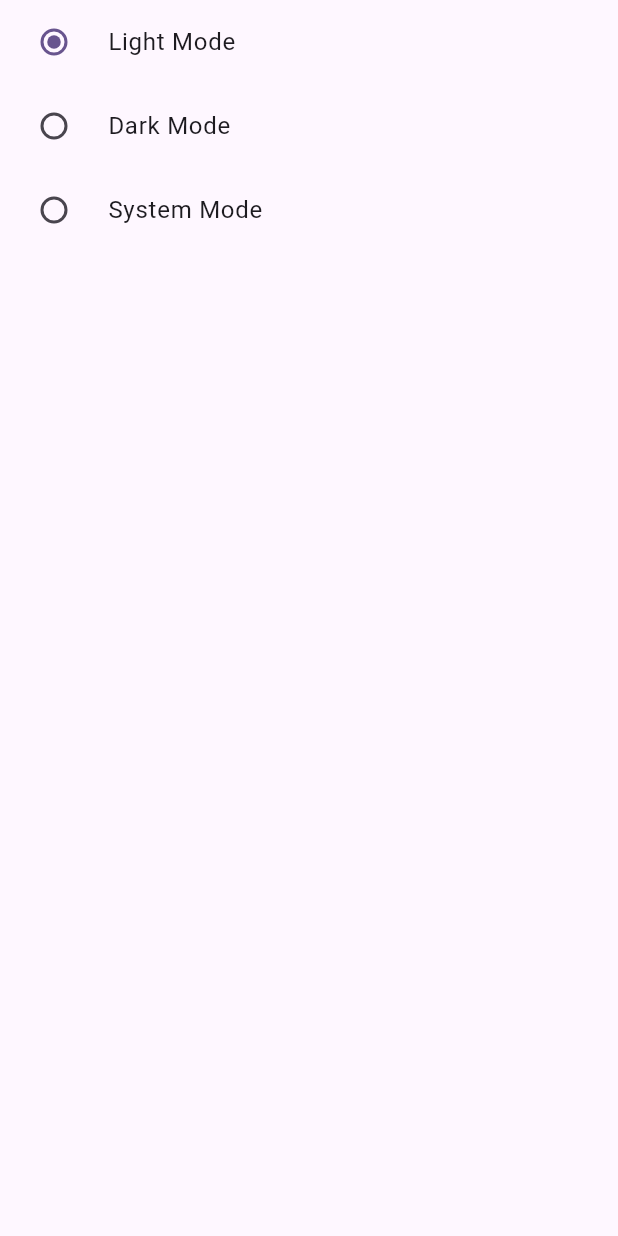
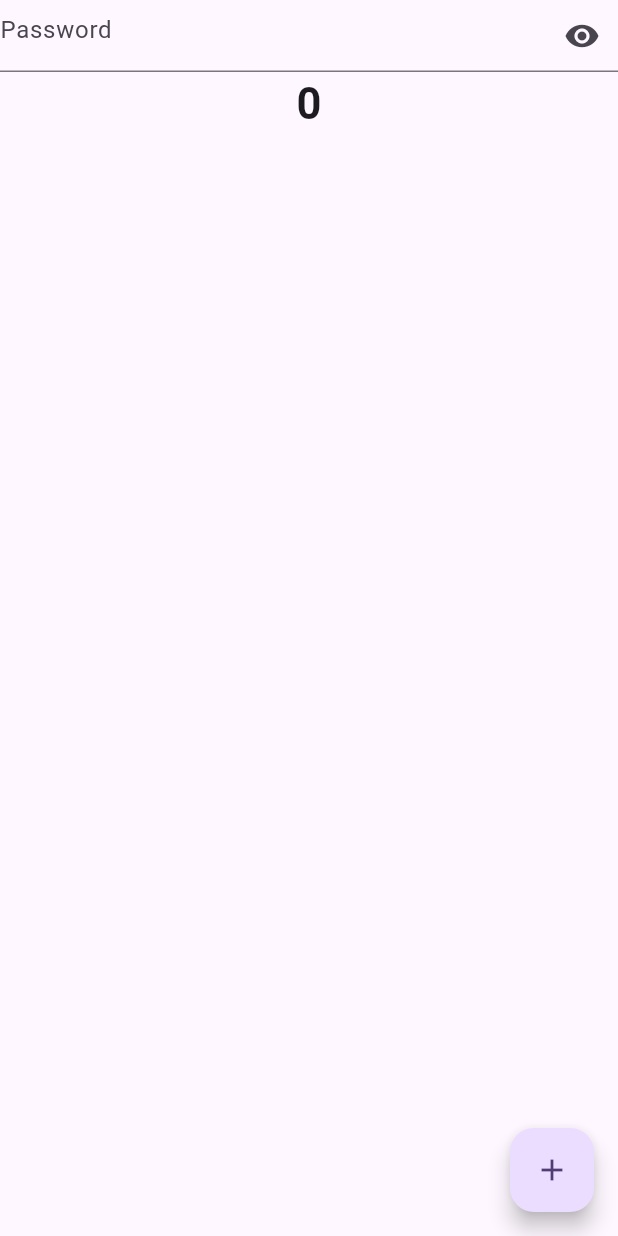
Before and after one commit to Engr-Zain-Ali/e_statemanagement, a Flutter app: the screen it shows after launch, on a phone screen of 412 x 824 dp. Run offline on Flutter 3.47's test engine with Material 2 defaults, Android fonts, the phone set to English and light mode, and no system bars; missing offline and left inert: dart:html.

Commit message:
I learn how It is possible to take the same work of a stateless widget instead of using the state full widget.... I shall do this after this I can also manage the visibility of Text in text form field

```diff
--- a/lib/main.dart
+++ b/lib/main.dart
@@ -39,6 +39,7 @@ import 'package:e_statemanagement/e_statemanagement.dart';
 import 'package:e_statemanagement/example_2.dart';
 import 'package:e_statemanagement/favourit_screen.dart';
 import 'package:e_statemanagement/theme_changer.dart';
+import 'package:e_statemanagement/value_notify_listener.dart';
 import 'package:flutter/material.dart';
 import 'package:provider/provider.dart';
 
@@ -64,6 +65,7 @@ class MyApp extends StatelessWidget {
       child:Builder(builder: (BuildContext context){
         final themeChanger=Provider.of<ThemeChanger>(context);
         return  MaterialApp(
+          debugShowCheckedModeBanner: false,
           title: 'Flutter Demo',
           themeMode:themeChanger.themeMode,
           theme: ThemeData(
@@ -74,7 +76,7 @@ class MyApp extends StatelessWidget {
           darkTheme: ThemeData(
             brightness: Brightness.dark,
           ),
-          home: Dark_Theme(),
+          home:NotifyListener(),
 
         );
       }),
--- /dev/null
+++ b/lib/value_notify_listener.dart
@@ -0,0 +1,60 @@
+import 'package:flutter/material.dart';
+class NotifyListener extends StatelessWidget {
+  const NotifyListener({super.key});
+
+  @override
+  Widget build(BuildContext context) {
+
+    ValueNotifier<int>_counter=ValueNotifier<int>(0);
+    ValueNotifier<bool>Toggle=ValueNotifier<bool>(false);
+    print("bild");
+
+    return Scaffold(
+      body: Column(
+        children: [
+          ValueListenableBuilder(valueListenable: Toggle, builder: (Context,value,child){
+            return TextFormField(
+              obscureText: Toggle.value,
+              decoration: InputDecoration(
+                hintText: "Password",
+                suffixIcon: InkWell(
+                    onTap: (){
+                      Toggle.value=!Toggle.value;
+
+                    },
+                    child: Icon( Toggle.value?Icons.visibility_off_outlined:Icons.visibility)),
+
+
+
+              ),
+            );
+          }),
+
+          ValueListenableBuilder(
+            valueListenable: _counter,
+            builder:(context,value,child){
+
+              return Text(_counter.value.toString(),style: TextStyle(fontSize: 29,fontWeight: FontWeight.bold
+              ),
+
+
+
+              );
+            }
+
+          ),
+        ],
+      ),
+floatingActionButton: FloatingActionButton(
+  onPressed: (){
+    _counter.value++;
+    print(_counter.value.toString()
+    );
+
+
+  },
+  child: Icon(Icons.add),
+),
+    );
+  }
+}
```
